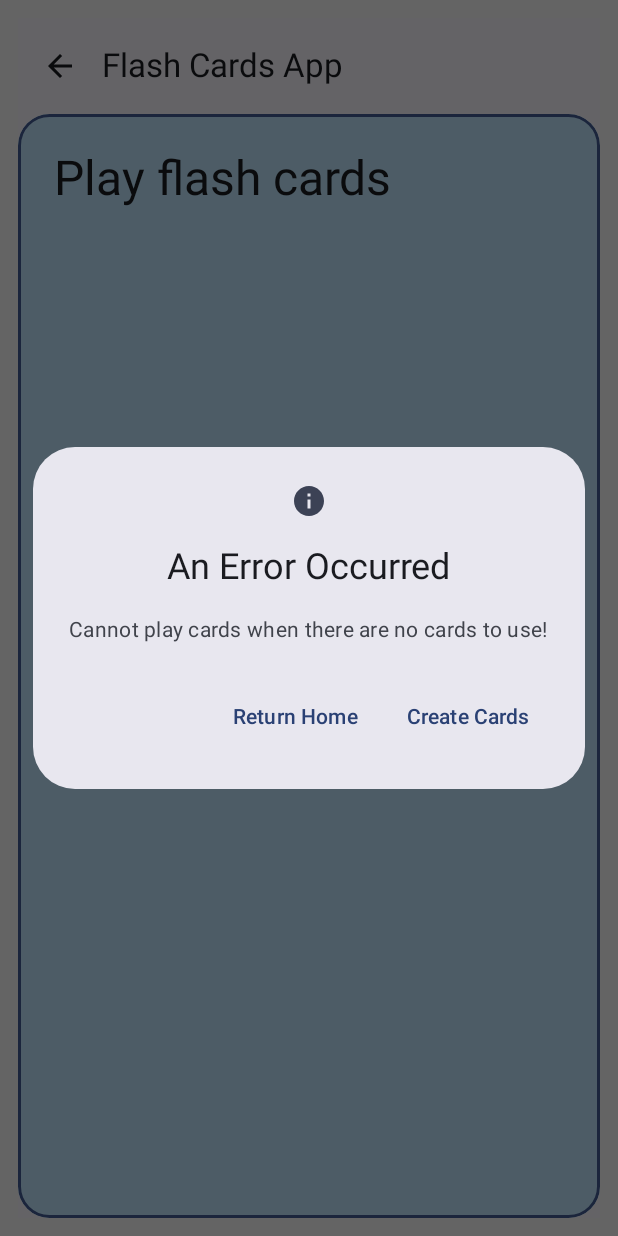
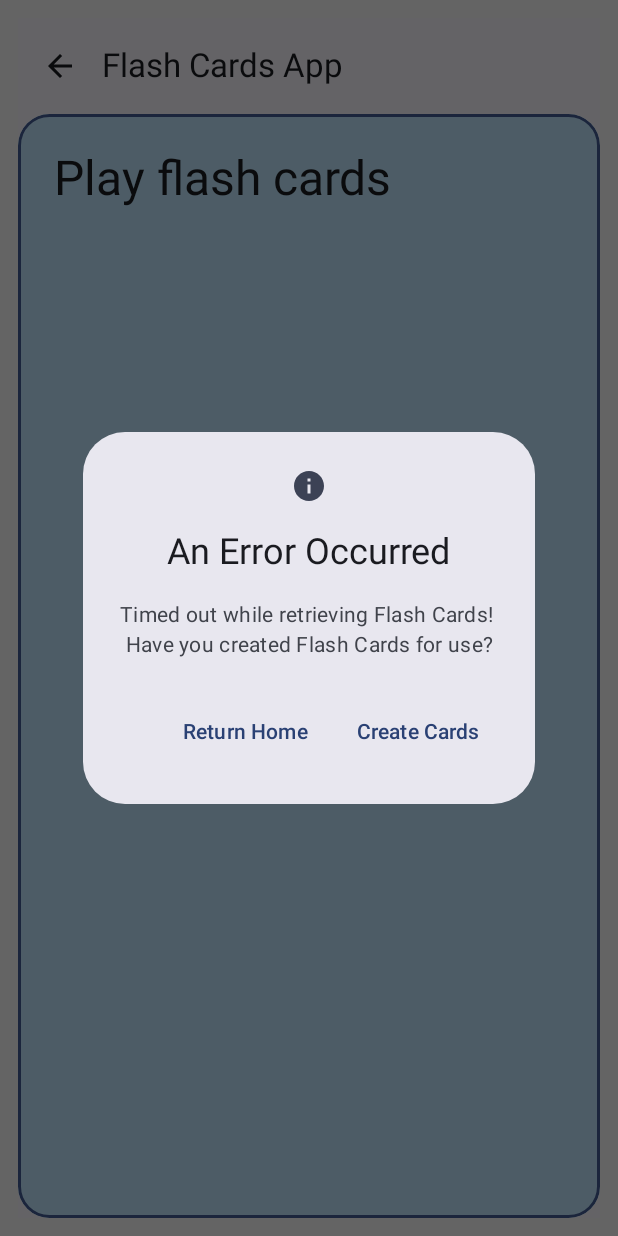
Before and after one commit to maddmaam/Kotlin-Notecard-Application, an Android app built with Jetpack Compose: the PlayCardScreen screen opened through its navigation route, on a phone screen of 412 x 824 dp. Run offline under Robolectric (Android 15) with nearby library versions, the phone set to English and light mode, and no system bars.

Commit message:
Solved ASync Issue with Play Cards Screen by changing error dialog to generic timeout dialog.

```diff
--- a/app/src/main/java/com/seng303/assignment1/dialogs/AlertDialog.kt
+++ b/app/src/main/java/com/seng303/assignment1/dialogs/AlertDialog.kt
@@ -6,7 +6,9 @@ import androidx.compose.material3.Icon
 import androidx.compose.material3.Text
 import androidx.compose.material3.TextButton
 import androidx.compose.runtime.Composable
+import androidx.compose.ui.Modifier
 import androidx.compose.ui.graphics.vector.ImageVector
+import androidx.compose.ui.text.style.TextAlign
 
 @OptIn(ExperimentalMaterial3Api::class)
 @Composable
@@ -27,7 +29,7 @@ fun AlertDialog(
             Text(text = alertTitle)
         },
         text = {
-            Text(text = alertText)
+            Text(text = alertText, textAlign = TextAlign.Center)
         },
         onDismissRequest = {
             onDismiss()
--- a/app/src/main/java/com/seng303/assignment1/screens/PlayCardsScreen.kt
+++ b/app/src/main/java/com/seng303/assignment1/screens/PlayCardsScreen.kt
@@ -1,5 +1,7 @@
 package com.seng303.assignment1.screens
 
+import android.icu.util.TimeUnit
+import android.util.Log
 import androidx.compose.foundation.background
 import androidx.compose.foundation.border
 import androidx.compose.foundation.layout.Arrangement
@@ -20,6 +22,7 @@ import androidx.compose.material3.OutlinedCard
 import androidx.compose.material3.RadioButton
 import androidx.compose.material3.Text
 import androidx.compose.runtime.Composable
+import androidx.compose.runtime.LaunchedEffect
 import androidx.compose.runtime.collectAsState
 import androidx.compose.runtime.getValue
 import androidx.compose.runtime.mutableIntStateOf
@@ -37,6 +40,12 @@ import com.seng303.assignment1.data.Answer
 import com.seng303.assignment1.data.NoteCard
 import com.seng303.assignment1.dialogs.AlertDialog
 import com.seng303.assignment1.viewmodels.NoteCardViewModel
+import kotlinx.coroutines.android.awaitFrame
+import kotlinx.coroutines.awaitAll
+import kotlinx.coroutines.awaitCancellation
+import kotlinx.coroutines.delay
+import kotlinx.coroutines.future.await
+import kotlinx.coroutines.future.future
 
 // TODO: Need to find a way to swap to new versions of this screen for each question.
 
@@ -65,7 +74,21 @@ fun QuestionCard(noteCardViewModel: NoteCardViewModel, navController: NavControl
     noteCardViewModel.getAllCards()
     val noteCards: List<NoteCard> by noteCardViewModel.noteCards.collectAsState(emptyList())
 
-    // TODO: MAKE THIS ASYNC
+    var readyToShow by remember {
+        mutableStateOf(false)
+    }
+
+    LaunchedEffect(noteCards) { // CURSED BUT IT WORKS haha
+        var timer: Int = 0
+        while (noteCardViewModel.getAllCards().isActive && timer != 500 && noteCards.isEmpty()) {
+            timer += 5
+            delay(5)
+        }
+        // TODO: ASK PRISCILLA ABOUT THIS: future {noteCardViewModel.getAllCards()}.await()
+        readyToShow = true
+    }
+
+    if (readyToShow) {
         if (noteCards.isEmpty()) {
             AlertDialog(
                 onDismiss = { navController.popBackStack() },
@@ -74,7 +97,7 @@ fun QuestionCard(noteCardViewModel: NoteCardViewModel, navController: NavControl
                     navController.navigate("CreateFlashCard")
                 },
                 alertTitle = "An Error Occurred",
-            alertText = "Cannot play cards when there are no cards to use!",
+                alertText = "Timed out while retrieving Flash Cards! \nHave you created Flash Cards for use?",
                 confirmText = "Create Cards",
                 dismissText = "Return Home",
                 icon = Icons.Default.Info
@@ -102,7 +125,7 @@ fun QuestionCard(noteCardViewModel: NoteCardViewModel, navController: NavControl
                             horizontalArrangement = Arrangement.Start,
                             verticalAlignment = Alignment.CenterVertically
                         ) {
-                        RadioButton(selected = (answer == selectedOption.value)/*TODO*/, onClick = { selectedOption.value = answer })
+                            RadioButton(selected = (answer == selectedOption.value), onClick = { selectedOption.value = answer })
                             Text(text = answer.answerContent, Modifier.padding(horizontal = 12.dp))
                         }
                     }
@@ -132,3 +155,9 @@ fun QuestionCard(noteCardViewModel: NoteCardViewModel, navController: NavControl
             }
         }
     }
+
+}
+
+
+
+    // TODO: MAKE THIS ASYNC
```
Lines whose indentation alone changed are shown as unchanged.
